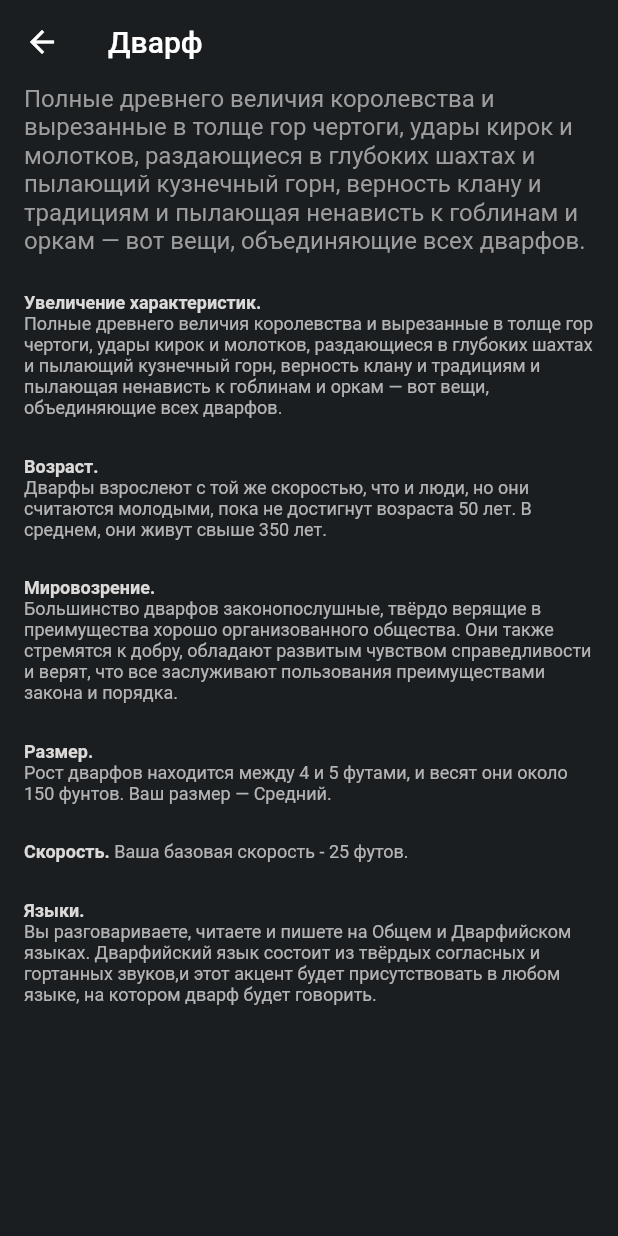
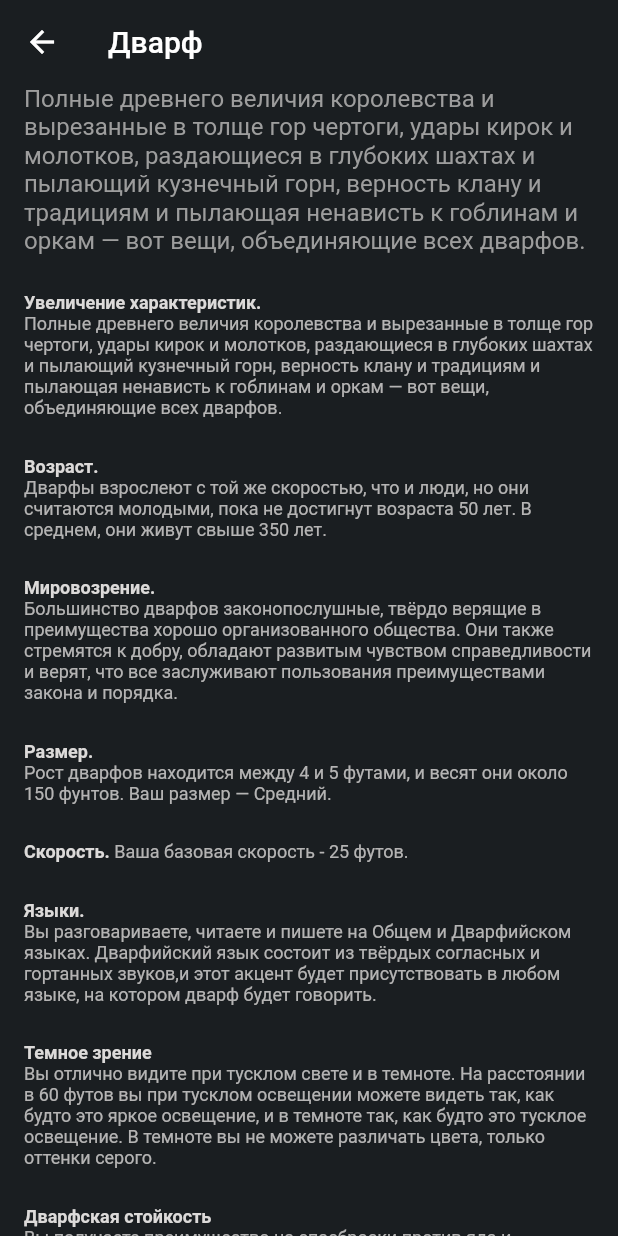
Before and after one commit to fates-dnd/play-dnd, a Flutter app: the NewCharRace screen opened directly, after a tap on "Подробнее", on a phone screen of 412 x 824 dp. Run offline on Flutter 3.47's test engine with Material 2 defaults, Android fonts, the phone set to English and light mode, and no system bars; our stand-ins replace bloc, flutter_bloc, get_it.

Commit message:
displays traits on race description

```diff
--- a/assets/traits.json
+++ b/assets/traits.json
@@ -416,7 +416,7 @@
         }
       ],
       "subraces": [],
-      "name": "Damage Resistance",
+      "name": "Сопротивление урону",
       "desc": [
         "Вы получаете сопротивление к урону того вида, который указан в вашем наследии драконов."
       ],
@@ -496,7 +496,7 @@
       "subraces": [],
       "name": "Гибкость навыков",
       "desc": [
-        "You gain proficiency in two skills of your choice."
+        "Вы получаете владение двумя навыками на ваш выбор."
       ],
       "proficiencies": [],
       "proficiency_choices": {
@@ -683,7 +683,7 @@
       "subraces": [],
       "name": "Дьявольское наследие",
       "desc": [
-        "ы знаешь заклинание тавматургии. При достижении 3 уровня вы можете сотворить заклинание адское возмездие как заклинание 2 уровня один раз с использованием этой способности и повторно сможете сделать это после совершения продолжительного отдыха. Когда вы достигнете 5-го уровня, вы можете сотворить заклинание тьмы один раз с этой чертой и восстановливаете способность делать это по завершению продолжительного отдыха Заклинательной характеристикой для этих заклинаний является Харизма."
+        "Ты знаешь заклинание тавматургии. При достижении 3 уровня вы можете сотворить заклинание адское возмездие как заклинание 2 уровня один раз с использованием этой способности и повторно сможете сделать это после совершения продолжительного отдыха. Когда вы достигнете 5-го уровня, вы можете сотворить заклинание тьмы один раз с этой чертой и восстановливаете способность делать это по завершению продолжительного отдыха Заклинательной характеристикой для этих заклинаний является Харизма."
       ],
       "proficiencies": [],
       "url": "/api/traits/infernal-legacy"
--- /dev/null
+++ b/lib/bloc/traits/traits_bloc.dart
@@ -0,0 +1,28 @@
+import 'dart:async';
+
+import 'package:bloc/bloc.dart';
+import 'package:dnd_player_flutter/dto/trait.dart';
+import 'package:dnd_player_flutter/repository/traits_repository.dart';
+import 'package:meta/meta.dart';
+
+part 'traits_event.dart';
+part 'traits_state.dart';
+
+class TraitsBloc extends Bloc<TraitsEvent, TraitsState> {
+  final TraitsRepository traitsRepository;
+
+  TraitsBloc(this.traitsRepository) : super(TraitsInitial());
+
+  @override
+  Stream<TraitsState> mapEventToState(
+    TraitsEvent event,
+  ) async* {
+    if (event is LoadTraitsForRace) {
+      final traits = await traitsRepository.getTraits();
+      yield TraitsLoaded(traits
+          .where((trait) =>
+              trait.races.any((race) => race.index == event.raceIndex))
+          .toList());
+    }
+  }
+}
--- /dev/null
+++ b/lib/bloc/traits/traits_event.dart
@@ -0,0 +1,11 @@
+part of 'traits_bloc.dart';
+
+@immutable
+abstract class TraitsEvent {}
+
+class LoadTraitsForRace extends TraitsEvent {
+
+  final String raceIndex;
+
+  LoadTraitsForRace(this.raceIndex);
+}
--- /dev/null
+++ b/lib/bloc/traits/traits_state.dart
@@ -0,0 +1,13 @@
+part of 'traits_bloc.dart';
+
+@immutable
+abstract class TraitsState {}
+
+class TraitsInitial extends TraitsState {}
+
+class TraitsLoaded extends TraitsState {
+
+  final List<Trait> traits;
+
+  TraitsLoaded(this.traits);
+}
--- a/lib/characters/race_details.dart
+++ b/lib/characters/race_details.dart
@@ -1,5 +1,9 @@
+import 'package:dnd_player_flutter/bloc/traits/traits_bloc.dart';
+import 'package:dnd_player_flutter/dependencies.dart';
 import 'package:dnd_player_flutter/dto/race.dart';
+import 'package:dnd_player_flutter/repository/traits_repository.dart';
 import 'package:flutter/material.dart';
+import 'package:flutter_bloc/flutter_bloc.dart';
 
 class RaceDetails extends StatelessWidget {
   final Race race;
@@ -8,13 +12,24 @@ class RaceDetails extends StatelessWidget {
 
   @override
   Widget build(BuildContext context) {
-    return Scaffold(
+    return BlocProvider<TraitsBloc>(
+      create: (BuildContext context) =>
+          TraitsBloc(getIt.get<TraitsRepository>())..add(LoadTraitsForRace(race.index)),
+      child: Scaffold(
           appBar: AppBar(
             title: Text(race.name),
             elevation: 0,
           ),
-        body:
-            ListView(padding: EdgeInsets.symmetric(horizontal: 16), children: [
+          body: BlocBuilder<TraitsBloc, TraitsState>(
+            builder: (context, state) => ListView(
+                padding: EdgeInsets.only(left: 16, right: 16, bottom: 16),
+                children: _getItems(context, state)),
+          )),
+    );
+  }
+
+  List<Widget> _getItems(BuildContext context, TraitsState traitsState) {
+    final items = [
       Text(
         race.description,
         style: Theme.of(context).textTheme.subtitle1,
@@ -38,12 +53,22 @@ class RaceDetails extends StatelessWidget {
       SizedBox(
         height: 25,
       ),
-          _rowItem(context, "Скорость. ", "Ваша базовая скорость - ${race.baseSpeed} футов."),
+      _rowItem(context, "Скорость. ",
+          "Ваша базовая скорость - ${race.baseSpeed} футов."),
       SizedBox(
         height: 25,
       ),
       _rowItem(context, "Языки. ", race.languagesDescription),
-      ]));
+    ];
+
+    if (traitsState is TraitsLoaded) {
+      traitsState.traits.forEach((trait) {
+        items.add(SizedBox(height: 25));
+        items.add(_rowItem(context, trait.name + "\n", trait.description.join("\n")));
+      });
+    }
+
+    return items;
   }
 
   Widget _rowItem(BuildContext context, String title, String body) {
--- a/lib/dependencies.dart
+++ b/lib/dependencies.dart
@@ -1,9 +1,11 @@
 import 'package:dnd_player_flutter/repository/json_asset_loader.dart';
 import 'package:dnd_player_flutter/repository/races_repository.dart';
+import 'package:dnd_player_flutter/repository/traits_repository.dart';
 import 'package:get_it/get_it.dart';
 
 GetIt getIt = GetIt.instance;
 
 void registerDependencies() {
   getIt.registerSingleton<RacesRepository>(RacesRepository(readRacesJson));
+  getIt.registerSingleton<TraitsRepository>(TraitsRepository(readTraitsJson));
 }
--- /dev/null
+++ b/lib/dto/trait.dart
@@ -0,0 +1,17 @@
+class Trait {
+
+  final String index;
+  final List<TraitRace> races;
+  final String name;
+  final List<String> description;
+
+  Trait(this.index, this.races, this.name, this.description);
+}
+
+class TraitRace {
+
+  final String index;
+  final String name;
+
+  TraitRace(this.index, this.name);
+}
--- a/lib/repository/json_asset_loader.dart
+++ b/lib/repository/json_asset_loader.dart
@@ -3,3 +3,7 @@ import 'package:flutter/services.dart';
 Future<String> readRacesJson() async {
   return rootBundle.loadString("assets/races.json");
 }
+
+Future<String> readTraitsJson() async {
+  return rootBundle.loadString("assets/traits.json");
+}
--- /dev/null
+++ b/lib/repository/traits_repository.dart
@@ -0,0 +1,32 @@
+import 'dart:convert';
+
+import 'package:dnd_player_flutter/dto/trait.dart';
+
+class TraitsRepository {
+
+  final Future<String> Function() jsonReader;
+
+  TraitsRepository(this.jsonReader);
+
+  Future<List<Trait>> getTraits() async {
+    final response = await jsonReader();
+    final List<dynamic> traitsJson = json.decode(response);
+    return traitsJson.map((traitJson) => _fromJson(traitJson)).toList();
+  }
+
+  Trait _fromJson(Map<String, dynamic> json) {
+    return Trait(
+      json["index"] as String,
+      _traitRacesFromJson(json["races"]),
+      json["name"],
+      (json["desc"] as List<dynamic>).map((e) => e as String).toList(),
+    );
+  }
+
+  List<TraitRace> _traitRacesFromJson(List<dynamic> json) {
+    return json.map((e) => TraitRace(
+      e["index"] as String,
+      e["name"] as String,
+    )).toList();
+  }
+}
--- a/pubspec.yaml
+++ b/pubspec.yaml
@@ -48,6 +48,7 @@ flutter:
 
   assets:
     - assets/races.json
+    - assets/traits.json
   # To add assets to your application, add an assets section, like this:
   # assets:
   #   - images/a_dot_burr.jpeg
```
Also changed, not shown: 2 other files. Lines whose indentation alone changed are shown as unchanged.
